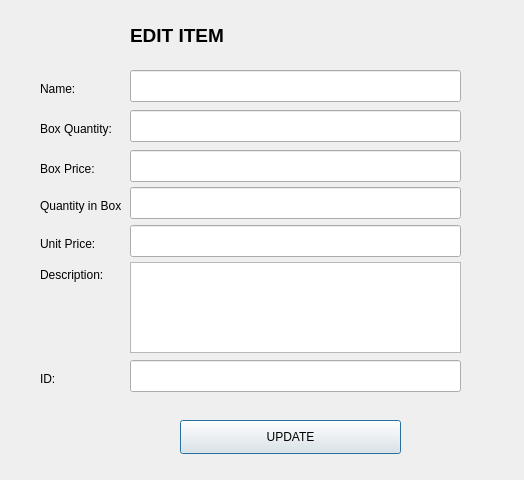
This is Store_System/UI/edit_page_ac_store.ui in abdul-yusuf/Store-system as Qt 5 draws it before an edit. The edited form follows.
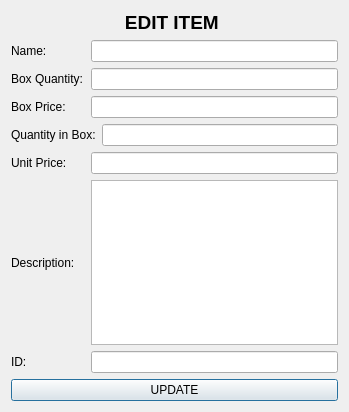
This is the edited form.

Diff of the .ui file:
```diff
--- a/Store_System/UI/edit_page_ac_store.ui
+++ b/Store_System/UI/edit_page_ac_store.ui
@@ -6,22 +6,16 @@
    <rect>
     <x>0</x>
     <y>0</y>
-    <width>524</width>
-    <height>480</height>
+    <width>349</width>
+    <height>412</height>
    </rect>
   </property>
   <property name="windowTitle">
    <string>Dialog</string>
   </property>
+  <layout class="QVBoxLayout" name="verticalLayout">
+   <item>
   <widget class="QLabel" name="label">
-   <property name="geometry">
-    <rect>
-     <x>130</x>
-     <y>10</y>
-     <width>271</width>
-     <height>51</height>
-    </rect>
-   </property>
    <property name="font">
     <font>
      <pointsize>14</pointsize>
@@ -32,181 +26,117 @@
    <property name="text">
     <string>EDIT ITEM </string>
    </property>
-  </widget>
+     <property name="alignment">
+      <set>Qt::AlignCenter</set>
+     </property>
+    </widget>
+   </item>
+   <item>
+    <layout class="QHBoxLayout" name="horizontalLayout" stretch="3,10">
+     <item>
   <widget class="QLabel" name="label_2">
-   <property name="geometry">
-    <rect>
-     <x>40</x>
-     <y>80</y>
-     <width>58</width>
-     <height>18</height>
-    </rect>
-   </property>
    <property name="text">
     <string>Name:</string>
    </property>
   </widget>
-  <widget class="QLabel" name="label_3">
-   <property name="geometry">
-    <rect>
-     <x>40</x>
-     <y>266</y>
-     <width>81</width>
-     <height>18</height>
-    </rect>
-   </property>
-   <property name="text">
-    <string>Description:</string>
-   </property>
-  </widget>
-  <widget class="QLabel" name="label_4">
-   <property name="geometry">
-    <rect>
-     <x>40</x>
-     <y>160</y>
-     <width>81</width>
-     <height>18</height>
-    </rect>
-   </property>
-   <property name="text">
-    <string>Box Price:</string>
-   </property>
-  </widget>
+     </item>
+     <item>
+      <widget class="QLineEdit" name="lineEdit"/>
+     </item>
+    </layout>
+   </item>
+   <item>
+    <layout class="QHBoxLayout" name="horizontalLayout_2" stretch="3,10">
+     <item>
   <widget class="QLabel" name="label_5">
-   <property name="geometry">
-    <rect>
-     <x>40</x>
-     <y>120</y>
-     <width>81</width>
-     <height>18</height>
-    </rect>
-   </property>
    <property name="text">
     <string>Box Quantity:</string>
    </property>
   </widget>
-  <widget class="QLineEdit" name="lineEdit">
-   <property name="geometry">
-    <rect>
-     <x>130</x>
-     <y>70</y>
-     <width>331</width>
-     <height>32</height>
-    </rect>
-   </property>
-  </widget>
-  <widget class="QLineEdit" name="lineEdit_2">
-   <property name="geometry">
-    <rect>
-     <x>130</x>
-     <y>110</y>
-     <width>331</width>
-     <height>32</height>
-    </rect>
-   </property>
-  </widget>
-  <widget class="QLineEdit" name="lineEdit_3">
-   <property name="geometry">
-    <rect>
-     <x>130</x>
-     <y>150</y>
-     <width>331</width>
-     <height>32</height>
-    </rect>
-   </property>
-  </widget>
-  <widget class="QLabel" name="label_6">
-   <property name="geometry">
-    <rect>
-     <x>40</x>
-     <y>370</y>
-     <width>81</width>
-     <height>18</height>
-    </rect>
-   </property>
+     </item>
+     <item>
+      <widget class="QLineEdit" name="lineEdit_2"/>
+     </item>
+    </layout>
+   </item>
+   <item>
+    <layout class="QHBoxLayout" name="horizontalLayout_3" stretch="3,10">
+     <item>
+      <widget class="QLabel" name="label_4">
    <property name="text">
-    <string>ID:</string>
-   </property>
-  </widget>
-  <widget class="QLineEdit" name="lineEdit_5">
-   <property name="geometry">
-    <rect>
-     <x>130</x>
-     <y>360</y>
-     <width>331</width>
-     <height>32</height>
-    </rect>
-   </property>
-  </widget>
-  <widget class="QPushButton" name="pushButton">
-   <property name="geometry">
-    <rect>
-     <x>180</x>
-     <y>420</y>
-     <width>221</width>
-     <height>34</height>
-    </rect>
-   </property>
-   <property name="text">
-    <string>UPDATE</string>
-   </property>
-  </widget>
-  <widget class="QTextEdit" name="textEdit">
-   <property name="geometry">
-    <rect>
-     <x>130</x>
-     <y>262</y>
-     <width>331</width>
-     <height>91</height>
-    </rect>
-   </property>
-  </widget>
-  <widget class="QLineEdit" name="lineEdit_4">
-   <property name="geometry">
-    <rect>
-     <x>130</x>
-     <y>187</y>
-     <width>331</width>
-     <height>32</height>
-    </rect>
-   </property>
-  </widget>
+        <string>Box Price:</string>
+       </property>
+      </widget>
+     </item>
+     <item>
+      <widget class="QLineEdit" name="lineEdit_3"/>
+     </item>
+    </layout>
+   </item>
+   <item>
+    <layout class="QHBoxLayout" name="horizontalLayout_4" stretch="3,10">
+     <item>
   <widget class="QLabel" name="label_7">
-   <property name="geometry">
-    <rect>
-     <x>40</x>
-     <y>197</y>
-     <width>81</width>
-     <height>18</height>
-    </rect>
-   </property>
    <property name="text">
     <string>Quantity in Box:</string>
    </property>
   </widget>
-  <widget class="QLineEdit" name="lineEdit_6">
-   <property name="geometry">
-    <rect>
-     <x>130</x>
-     <y>225</y>
-     <width>331</width>
-     <height>32</height>
-    </rect>
-   </property>
-  </widget>
+     </item>
+     <item>
+      <widget class="QLineEdit" name="lineEdit_4"/>
+     </item>
+    </layout>
+   </item>
+   <item>
+    <layout class="QHBoxLayout" name="horizontalLayout_5" stretch="3,10">
+     <item>
   <widget class="QLabel" name="label_8">
-   <property name="geometry">
-    <rect>
-     <x>40</x>
-     <y>235</y>
-     <width>81</width>
-     <height>18</height>
-    </rect>
-   </property>
    <property name="text">
     <string>Unit Price:</string>
    </property>
   </widget>
+     </item>
+     <item>
+      <widget class="QLineEdit" name="lineEdit_6"/>
+     </item>
+    </layout>
+   </item>
+   <item>
+    <layout class="QHBoxLayout" name="horizontalLayout_6" stretch="3,10">
+     <item>
+      <widget class="QLabel" name="label_3">
+       <property name="text">
+        <string>Description:</string>
+       </property>
+      </widget>
+     </item>
+     <item>
+      <widget class="QTextEdit" name="textEdit"/>
+     </item>
+    </layout>
+   </item>
+   <item>
+    <layout class="QHBoxLayout" name="horizontalLayout_7" stretch="3,10">
+     <item>
+      <widget class="QLabel" name="label_6">
+       <property name="text">
+        <string>ID:</string>
+       </property>
+      </widget>
+     </item>
+     <item>
+      <widget class="QLineEdit" name="lineEdit_5"/>
+     </item>
+    </layout>
+   </item>
+   <item>
+    <widget class="QPushButton" name="pushButton">
+     <property name="text">
+      <string>UPDATE</string>
+     </property>
+    </widget>
+   </item>
+  </layout>
  </widget>
  <resources/>
  <connections/>
```
Lines whose indentation alone changed are shown as unchanged.
